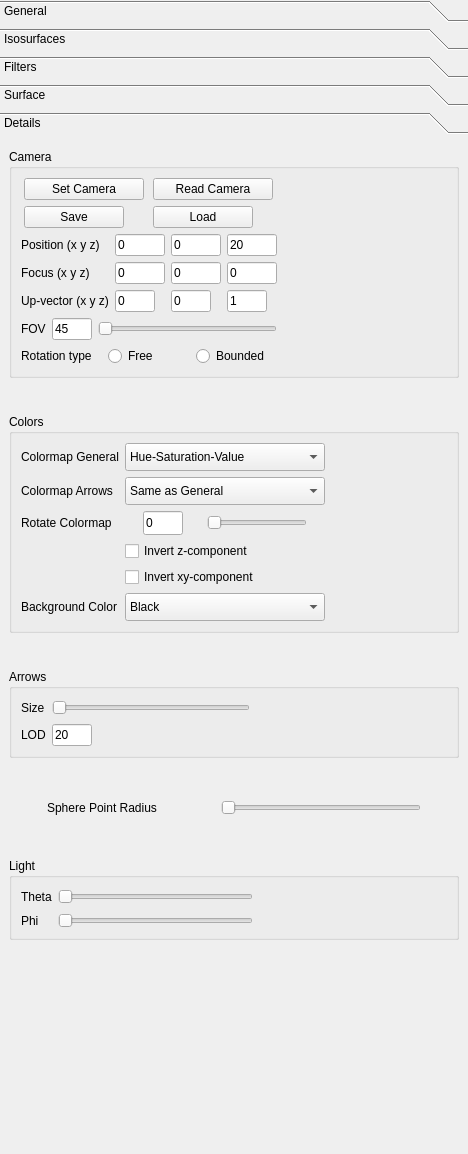
First picture: the form in ui-cpp/ui/VisualisationSettingsWidget.ui, repository spirit-code/spirit, before the edit.
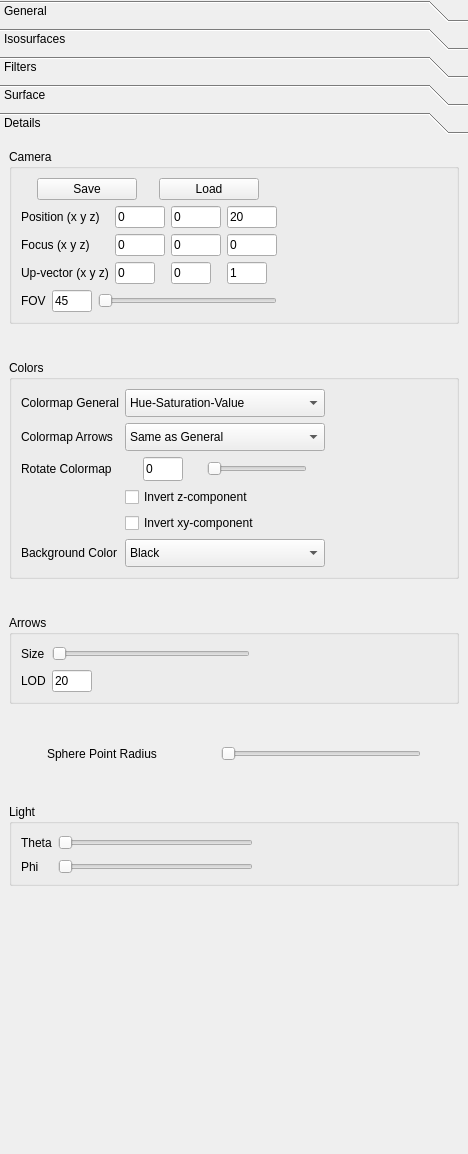
Second picture: the form after the edit. The open tabs and pages were chosen to show the change.

Commit message: UI-CPP: improved camera save/load and made it auto-update the widget.

Diff of the .ui file:
```diff
--- a/ui-cpp/ui/VisualisationSettingsWidget.ui
+++ b/ui-cpp/ui/VisualisationSettingsWidget.ui
@@ -1131,118 +1131,6 @@
               <string>Camera</string>
              </property>
              <layout class="QGridLayout" name="gridLayout_60">
-              <item row="3" column="0">
-               <layout class="QGridLayout" name="gridLayout_12">
-                <item row="0" column="2">
-                 <widget class="QSlider" name="horizontalSlider_camera_fov">
-                  <property name="orientation">
-                   <enum>Qt::Horizontal</enum>
-                  </property>
-                 </widget>
-                </item>
-                <item row="0" column="0">
-                 <widget class="QLabel" name="label_49">
-                  <property name="text">
-                   <string>FOV</string>
-                  </property>
-                 </widget>
-                </item>
-                <item row="0" column="1">
-                 <widget class="QLineEdit" name="lineEdit_camera_fov">
-                  <property name="maximumSize">
-                   <size>
-                    <width>40</width>
-                    <height>16777215</height>
-                   </size>
-                  </property>
-                  <property name="text">
-                   <string>45</string>
-                  </property>
-                 </widget>
-                </item>
-               </layout>
-              </item>
-              <item row="0" column="0">
-               <layout class="QGridLayout" name="gridLayout_62">
-                <item row="0" column="1">
-                 <widget class="QPushButton" name="pushButton_read_camera">
-                  <property name="minimumSize">
-                   <size>
-                    <width>120</width>
-                    <height>0</height>
-                   </size>
-                  </property>
-                  <property name="maximumSize">
-                   <size>
-                    <width>100</width>
-                    <height>16777215</height>
-                   </size>
-                  </property>
-                  <property name="text">
-                   <string>Read Camera</string>
-                  </property>
-                 </widget>
-                </item>
-                <item row="0" column="0">
-                 <widget class="QPushButton" name="pushButton_set_camera">
-                  <property name="minimumSize">
-                   <size>
-                    <width>120</width>
-                    <height>0</height>
-                   </size>
-                  </property>
-                  <property name="maximumSize">
-                   <size>
-                    <width>100</width>
-                    <height>16777215</height>
-                   </size>
-                  </property>
-                  <property name="text">
-                   <string>Set Camera</string>
-                  </property>
-                 </widget>
-                </item>
-                <item row="1" column="0">
-                 <widget class="QPushButton" name="pushButton">
-                  <property name="maximumSize">
-                   <size>
-                    <width>100</width>
-                    <height>16777215</height>
-                   </size>
-                  </property>
-                  <property name="text">
-                   <string>Save</string>
-                  </property>
-                 </widget>
-                </item>
-                <item row="1" column="1">
-                 <widget class="QPushButton" name="pushButton_2">
-                  <property name="maximumSize">
-                   <size>
-                    <width>100</width>
-                    <height>16777215</height>
-                   </size>
-                  </property>
-                  <property name="text">
-                   <string>Load</string>
-                  </property>
-                 </widget>
-                </item>
-               </layout>
-              </item>
-              <item row="1" column="4">
-               <spacer name="horizontalSpacer_19">
-                <property name="orientation">
-                 <enum>Qt::Horizontal</enum>
-                </property>
-                <property name="sizeHint" stdset="0">
-                 <size>
-                  <width>40</width>
-                  <height>20</height>
-                 </size>
-                </property>
-               </spacer>
-              </item>
               <item row="1" column="0">
                <layout class="QGridLayout" name="gridLayout_63">
                 <item row="1" column="0">
@@ -1403,26 +1291,75 @@
                 </item>
                </layout>
               </item>
-              <item row="4" column="0">
-               <layout class="QGridLayout" name="gridLayout_81">
-                <item row="0" column="0">
-                 <widget class="QLabel" name="label_64">
-                  <property name="text">
-                   <string>Rotation type</string>
-                  </property>
-                 </widget>
-                </item>
-                <item row="0" column="1">
-                 <widget class="QRadioButton" name="radioButton_camera_rotate_free">
-                  <property name="text">
-                   <string>Free</string>
-                  </property>
-                 </widget>
-                </item>
+              <item row="1" column="4">
+               <spacer name="horizontalSpacer_19">
+                <property name="orientation">
+                 <enum>Qt::Horizontal</enum>
+                </property>
+                <property name="sizeHint" stdset="0">
+                 <size>
+                  <width>40</width>
+                  <height>20</height>
+                 </size>
+                </property>
+               </spacer>
+              </item>
+              <item row="3" column="0">
+               <layout class="QGridLayout" name="gridLayout_12">
                 <item row="0" column="2">
-                 <widget class="QRadioButton" name="radioButton_camera_rotate_bounded">
+                 <widget class="QSlider" name="horizontalSlider_camera_fov">
+                  <property name="orientation">
+                   <enum>Qt::Horizontal</enum>
+                  </property>
+                 </widget>
+                </item>
+                <item row="0" column="0">
+                 <widget class="QLabel" name="label_49">
                   <property name="text">
-                   <string>Bounded</string>
+                   <string>FOV</string>
+                  </property>
+                 </widget>
+                </item>
+                <item row="0" column="1">
+                 <widget class="QLineEdit" name="lineEdit_camera_fov">
+                  <property name="maximumSize">
+                   <size>
+                    <width>40</width>
+                    <height>16777215</height>
+                   </size>
+                  </property>
+                  <property name="text">
+                   <string>45</string>
+                  </property>
+                 </widget>
+                </item>
+               </layout>
+              </item>
+              <item row="0" column="0">
+               <layout class="QGridLayout" name="gridLayout_62">
+                <item row="0" column="0">
+                 <widget class="QPushButton" name="pushButton_save_camera">
+                  <property name="maximumSize">
+                   <size>
+                    <width>100</width>
+                    <height>16777215</height>
+                   </size>
+                  </property>
+                  <property name="text">
+                   <string>Save</string>
+                  </property>
+                 </widget>
+                </item>
+                <item row="0" column="1">
+                 <widget class="QPushButton" name="pushButton_load_camera">
+                  <property name="maximumSize">
+                   <size>
+                    <width>100</width>
+                    <height>16777215</height>
+                   </size>
+                  </property>
+                  <property name="text">
+                   <string>Load</string>
                   </property>
                  </widget>
                 </item>
```
Left out of the diff: 10 changed lines with no effect on the pictures. The commit also changes 2 other files.
